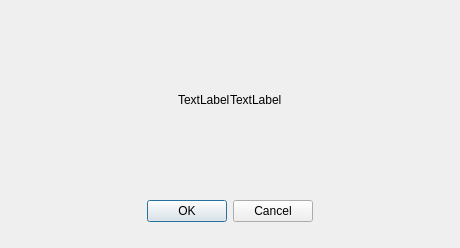
Qt form app/MessageBox/messagebox.ui (jinhang87/qtutil) before a commit.
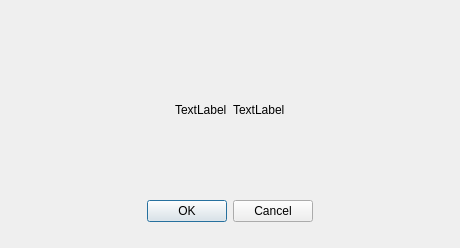
The same form after that commit.

```diff
--- a/app/MessageBox/messagebox.ui
+++ b/app/MessageBox/messagebox.ui
@@ -13,12 +13,12 @@
   <property name="windowTitle">
    <string>Dialog</string>
   </property>
-  <layout class="QGridLayout" name="gridLayout">
+  <layout class="QVBoxLayout" name="verticalLayout">
    <property name="leftMargin">
     <number>0</number>
    </property>
    <property name="topMargin">
-    <number>0</number>
+    <number>26</number>
    </property>
    <property name="rightMargin">
     <number>0</number>
@@ -26,10 +26,7 @@
    <property name="bottomMargin">
     <number>26</number>
    </property>
-   <property name="spacing">
-    <number>0</number>
-   </property>
-   <item row="0" column="0">
+   <item>
     <layout class="QHBoxLayout" name="horizontalLayout">
      <item>
       <spacer name="horizontalSpacer_3">
@@ -85,7 +82,7 @@
      </item>
     </layout>
    </item>
-   <item row="1" column="0">
+   <item>
     <layout class="QHBoxLayout" name="horizontalLayout_2">
      <item>
       <spacer name="horizontalSpacer">
```
